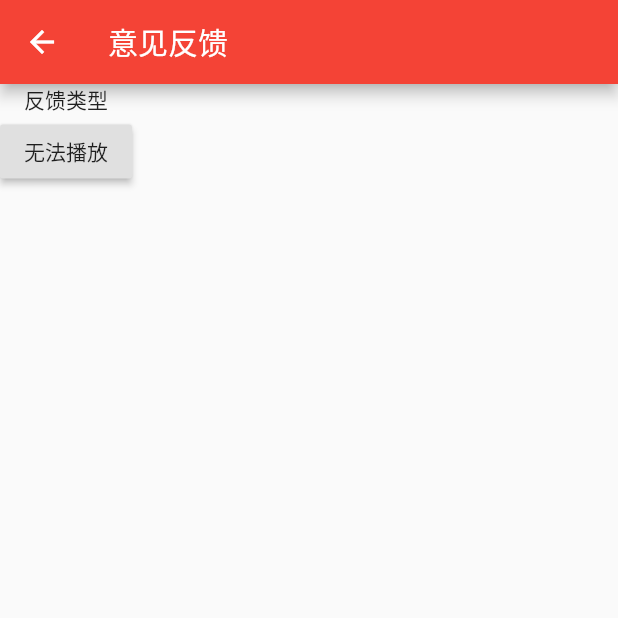
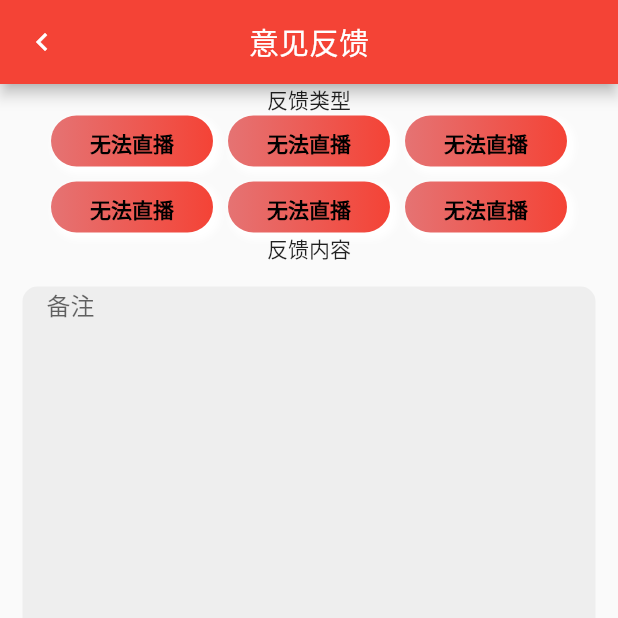
Before and after one commit to 2803404074/FlutterApp, a Flutter app: the FeedbackPage screen opened directly, on a phone screen of 412 x 824 dp, the top half of it. Run offline on Flutter 3.47's test engine with Material 2 defaults, Android fonts, the phone set to English and light mode, and no system bars; our stand-ins replace dio, flutter_swiper, shared_preferences; missing offline and left inert: fijkplayer; accounts and stored records are empty; network calls fail.

Commit message:
1.配置iOS 减轻体积 2.意见反馈

```diff
--- a/lib/pages/feedback_page.dart
+++ b/lib/pages/feedback_page.dart
@@ -1,4 +1,6 @@
 import 'package:flutter/material.dart';
+
+import '../widget/GradientButton.dart';
 
 class FeedbackPage extends StatefulWidget {
   FeedbackPage({Key key}) : super(key: key);
@@ -8,26 +10,116 @@ class FeedbackPage extends StatefulWidget {
 }
 
 class _FeedbackPageState extends State<FeedbackPage> {
+  FocusNode _focusNodePassWord = FocusNode();
+  List<CheckMo> checkList = List();
+
+  @override
+  void initState() {
+    // TODO: implement initState
+    super.initState();
+    checkList.add(CheckMo("无法直播", false));
+    checkList.add(CheckMo("无法直播", false));
+    checkList.add(CheckMo("无法直播", false));
+    checkList.add(CheckMo("无法直播", false));
+    checkList.add(CheckMo("无法直播", false));
+    checkList.add(CheckMo("无法直播", false));
+  }
+
   @override
   Widget build(BuildContext context) {
     return Container(
       child: Scaffold(
           appBar: AppBar(
+            leading: Icon(Icons.navigate_before),
+            centerTitle: true,
             title: Text("意见反馈"),
           ),
           body: Column(
             children: <Widget>[
               Text("反馈类型"),
-              Wrap(
-                children: <Widget>[
-                  RaisedButton(
-                    onPressed: () {},
-                    child: Text("无法播放"),
-                  )
-                ],
+              Container(
+                margin: EdgeInsets.only(left: 15, right: 15),
+                alignment: Alignment.center,
+                // color: Colors.red,
+                child: Wrap(
+                  spacing: 10,
+                  runSpacing: 10,
+                  alignment: WrapAlignment.center,
+                  children: <Widget>[
+                    _buttonOptions(checkList[0], 0),
+                    _buttonOptions(checkList[1], 1),
+                    _buttonOptions(checkList[2], 2),
+                    _buttonOptions(checkList[3], 3),
+                    _buttonOptions(checkList[4], 4),
+                    _buttonOptions(checkList[5], 5),
+                  ],
+                ),
               ),
+              Text("反馈内容"),
+              GestureDetector(
+                child: Container(
+                  width: double.infinity,
+                  margin: EdgeInsets.all(15),
+                  constraints: BoxConstraints(
+                    maxHeight: 300.0,
+                    minHeight: 300.0,
+                  ),
+                  decoration: BoxDecoration(
+                      color: Colors.grey[200],
+                      borderRadius: BorderRadius.all(Radius.circular(10))),
+                  padding: EdgeInsets.only(
+                      left: 16.0, right: 16.0, top: 0, bottom: 4.0),
+                  child: TextField(
+                    autocorrect: false,
+                    maxLines: null,
+                    focusNode: _focusNodePassWord,
+                    keyboardType: TextInputType.multiline,
+                    autofocus: false,
+                    decoration: InputDecoration.collapsed(
+                      hintText: "备注",
+                    ),
+                  ),
+                ),
+                onTap: () {
+                  _focusNodePassWord.requestFocus();
+                },
+              )
             ],
           )),
     );
   }
+
+  Widget _buttonOptions(CheckMo checkMo, int index) => Container(
+        child: GradientButton(
+          onPressed: () {
+            setState(() {
+              checkList[index].isCheck = !checkList[index].isCheck;
+            });
+          },
+          child: Text(
+            checkMo.text,
+            style: TextStyle(fontSize: 14, color: Colors.black),
+          ),
+          width: 108,
+          height: 34,
+          borderRadius: BorderRadius.circular(17),
+          colors: [
+            checkMo.isCheck
+                ? Color.fromRGBO(251, 214, 138, 1)
+                : Colors.red[300],
+            checkMo.isCheck
+                ? Color.fromRGBO(236, 173, 109, 1)
+                : Colors.red[500],
+          ],
+        ),
+      );
 }
+
+class CheckMo {
+  String text;
+  bool isCheck;
+  CheckMo(String text, bool isCheck) {
+    this.text = text;
+    this.isCheck = isCheck;
+  }
+}
--- a/lib/pages/my_page.dart
+++ b/lib/pages/my_page.dart
@@ -293,6 +293,7 @@ class _MyPageState extends State<MyPage> with AutomaticKeepAliveClientMixin {
                 color: Color(0xfff5f5f5),
               ),
 
+              //意见反馈
               GestureDetector(
                 onTap: () {
                   Navigator.push(context, MaterialPageRoute(builder: (context) {
@@ -323,7 +324,6 @@ class _MyPageState extends State<MyPage> with AutomaticKeepAliveClientMixin {
                   ),
                 ),
               ),
-              //意见反馈
 
               //小分割线
               Container(
--- a/lib/widget/GradientButton.dart
+++ b/lib/widget/GradientButton.dart
@@ -44,6 +44,7 @@ class GradientButton extends StatelessWidget {
       decoration: BoxDecoration(
           gradient: LinearGradient(colors: _colors),
           borderRadius: borderRadius,
+          backgroundBlendMode: BlendMode.srcOver,
           // 阴影的设置
           boxShadow: [
             BoxShadow(
```
Also changed, not shown: pubspec.lock, 2 other files.
